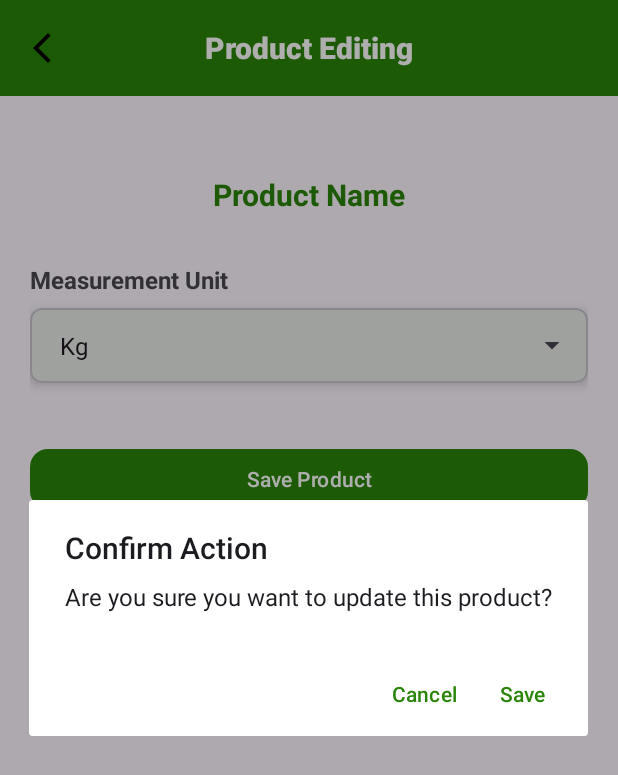
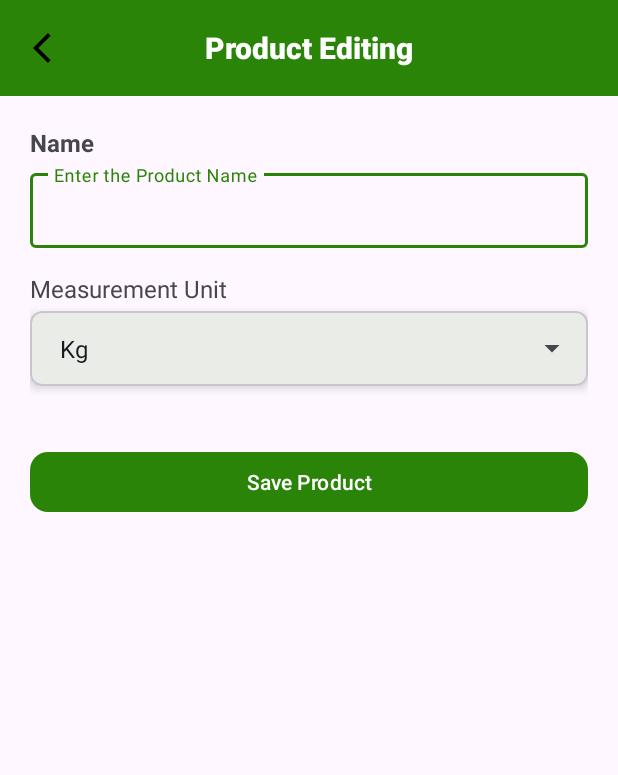
Before and after one commit to tharun13976/StockManagement, an Android app: the ProductEdit screen opened directly, with no data from a screen before it, after a tap on "Save Product", on a phone screen of 412 x 824 dp. Shown: the top 775 px of the screen. Run offline under Robolectric (Android 15) with nearby library versions, the phone set to English and light mode, and no system bars; our stand-ins replace Room's generated code.

Commit message:
Third Step

```diff
--- a/app/src/main/java/com/example/stockmanagement/MainActivity.kt
+++ b/app/src/main/java/com/example/stockmanagement/MainActivity.kt
@@ -115,6 +115,11 @@ class MainActivity : AppCompatActivity() {
                 showLanguageSelectionDialog()
                 true
             }
+            R.id.action_delete->{
+                val nextScreen = Intent(this, DeletePage::class.java)
+                startActivity(nextScreen)
+                true
+            }
             else -> super.onOptionsItemSelected(item)
         }
     }
--- a/app/src/main/java/com/example/stockmanagement/ManagementDao.kt
+++ b/app/src/main/java/com/example/stockmanagement/ManagementDao.kt
@@ -219,6 +219,13 @@ interface ManagementDao {
     @Update
     suspend fun updateSale(sale: Sale)
 
-    @Query("UPDATE Sale SET customerName = :newName WHERE customerName = :oldName")
+    @Query("UPDATE Sale SET customername = :newName WHERE customername = :oldName")
     suspend fun updateCustomerNameInSales(oldName: String, newName: String)
+
+    @Query("UPDATE Sale SET productname = :newName WHERE productname = :oldName")
+    suspend fun updateProductNameInSales(oldName: String, newName: String): Int
+
+    @Query("UPDATE Purchase SET productname = :newName WHERE productname = :oldName")
+    suspend fun updateProductNameInPurchases(oldName: String, newName: String): Int
+
 }
--- a/app/src/main/java/com/example/stockmanagement/customers/CustomerEdit.kt
+++ b/app/src/main/java/com/example/stockmanagement/customers/CustomerEdit.kt
@@ -84,8 +84,9 @@ class CustomerEdit : AppCompatActivity() {
                     dao.updateCustomer(it)
                     Log.d("UPDATE", "Customer updated: Customer Id ${it.cid}")
                     if(name.text.toString() != oldname){
-                        dao.updateCustomerNameInSales(oldname,name.text.toString())
+                        dao.updateCustomerNameInSales(oldname,name.text.trim().toString())
                     }
+                    Log.d("UPDATE", "Customer Updated: Customer Id ${it.cid}")
                     Toast.makeText(this@CustomerEdit, getString(R.string.customer_updated), Toast.LENGTH_LONG).show()
                     finish()
                 } ?: run {
--- a/app/src/main/java/com/example/stockmanagement/products/ProductEdit.kt
+++ b/app/src/main/java/com/example/stockmanagement/products/ProductEdit.kt
@@ -7,8 +7,8 @@ import android.view.View
 import android.widget.AdapterView
 import android.widget.ArrayAdapter
 import android.widget.Button
+import android.widget.EditText
 import android.widget.Spinner
-import android.widget.TextView
 import android.widget.Toast
 import androidx.activity.enableEdgeToEdge
 import androidx.appcompat.app.AppCompatActivity
@@ -30,29 +30,52 @@ class ProductEdit : AppCompatActivity() {
         super.onCreate(savedInstanceState)
         enableEdgeToEdge()
         setContentView(R.layout.activity_product_edit)
+
         ViewCompat.setOnApplyWindowInsetsListener(findViewById(R.id.main)) { v, insets ->
             val systemBars = insets.getInsets(WindowInsetsCompat.Type.systemBars())
             v.setPadding(systemBars.left, systemBars.top, systemBars.right, systemBars.bottom)
             insets
         }
+
         val toolbar = findViewById<Toolbar>(R.id.toolbar)
         setSupportActionBar(toolbar)
         supportActionBar?.setDisplayHomeAsUpEnabled(true)
         supportActionBar?.setHomeAsUpIndicator(R.drawable.back_icon)
 
-        val dao = ManagementDatabase.Companion.getInstance(this).managementDao
+        val dao = ManagementDatabase.getInstance(this).managementDao
         val productId = intent.getIntExtra("PRODUCT_ID", -1)
+        val measurementType = findViewById<Spinner>(R.id.Spi_ProductMeasurement)
+        val productName = findViewById<EditText>(R.id.ET_ProductName)
 
-        var measurementtype=findViewById<Spinner>(R.id.Spi_ProductMeasurement)
+        val measurementUnits = listOf("Kg", "Liter", "Bag", "Nos.")
+        val adapter = ArrayAdapter(this, android.R.layout.simple_spinner_item, measurementUnits)
+        adapter.setDropDownViewResource(android.R.layout.simple_spinner_dropdown_item)
+        measurementType.adapter = adapter
+
+        measurementType.onItemSelectedListener = object : AdapterView.OnItemSelectedListener {
+            override fun onItemSelected(
+                parent: AdapterView<*>,
+                view: View?,
+                position: Int,
+                id: Long
+            ) {
+                val selectedItem = parent.getItemAtPosition(position).toString()
+                Toast.makeText(this@ProductEdit, "Selected: $selectedItem", Toast.LENGTH_SHORT).show()
+            }
+
+            override fun onNothingSelected(parent: AdapterView<*>?) {}
+        }
+
+        var oldName = ""
         lifecycleScope.launch {
             product = dao.getProductById(id = productId)
             product?.let { product ->
-                findViewById<TextView>(R.id.TV_ProductName).text=product.productname.toString()
+                productName.setText(product.productname)
+                oldName = product.productname
                 val measurementValue = product.measurement
-                val adapter = measurementtype.adapter
                 for (i in 0 until adapter.count) {
-                    if (adapter.getItem(i).toString().equals(measurementValue, ignoreCase = true)) {
-                        measurementtype.setSelection(i)
+                    if (adapter.getItem(i).equals(measurementValue, ignoreCase = true)) {
+                        measurementType.setSelection(i)
                         break
                     }
                 }
@@ -61,29 +84,15 @@ class ProductEdit : AppCompatActivity() {
             }
         }
 
-        val measurementunits = listOf("Kg", "Liter", "Bag", "Nos.")
-        val adapter = ArrayAdapter(this,android.R.layout.simple_spinner_item, measurementunits)
-        adapter.setDropDownViewResource(android.R.layout.simple_spinner_dropdown_item)
-        measurementtype.adapter = adapter
-
-        measurementtype.onItemSelectedListener = object : AdapterView.OnItemSelectedListener {
-            override fun onItemSelected(
-                parent: AdapterView<*>,
-                p1: View,
-                position: Int,
-                id: Long
-            ) {
-                val selectedItem = parent.getItemAtPosition(position).toString()
-                Toast.makeText(this@ProductEdit, "Selected: $selectedItem", Toast.LENGTH_SHORT)
-                    .show()
-            }
-
-            override fun onNothingSelected(p0: AdapterView<*>?) {
-            }
-        }
         val dataFetcher = GetListOfData(this, this)
         findViewById<Button>(R.id.Btn_SaveProduct).setOnClickListener {
             lifecycleScope.launch {
+                val error = validateInputs(oldName, productName.text.toString().trim(), dataFetcher)
+                if (error != null) {
+                    Toast.makeText(this@ProductEdit, error, Toast.LENGTH_LONG).show()
+                    return@launch
+                }
+
                 val confirmed = dataFetcher.showConfirmationDialog(
                     context = this@ProductEdit,
                     message = "Are you sure you want to update this product?"
@@ -91,7 +100,14 @@ class ProductEdit : AppCompatActivity() {
                 if (!confirmed) return@launch
 
                 product?.let {
-                    it.measurement = measurementtype.selectedItem.toString()
+                    it.productname = productName.text.trim().toString()
+                    it.measurement = measurementType.selectedItem.toString()
+
+                    if (productName.text.toString() != oldName) {
+                        val updatedSales = dao.updateProductNameInSales(oldName, productName.text.toString().trim())
+                        val updatedPurchases = dao.updateProductNameInPurchases(oldName, productName.text.toString().trim())
+                        Log.d("UPDATE", "Updated $updatedSales sales and $updatedPurchases purchases")
+                    }
 
                     dao.updateProduct(it)
                     Log.d("UPDATE", "Product Updated: Product Id ${it.pid}")
@@ -103,6 +119,19 @@ class ProductEdit : AppCompatActivity() {
             }
         }
     }
+
+    suspend fun validateInputs(
+        oldName: String,
+        productName: String,
+        dataFetcher: GetListOfData
+    ): String? {
+        return when {
+            productName.isEmpty() -> getString(R.string.product_name_required)
+            !productName.equals(oldName)&& dataFetcher.doesProductExist(productName) -> getString(R.string.product_same_name_alert)
+            else -> null
+        }
+    }
+
     override fun onOptionsItemSelected(item: MenuItem): Boolean {
         return if (item.itemId == android.R.id.home) {
             ExitConfirmation().show(this) {
--- a/app/src/main/java/com/example/stockmanagement/products/ProductList.kt
+++ b/app/src/main/java/com/example/stockmanagement/products/ProductList.kt
@@ -203,6 +203,11 @@ class ProductList : AppCompatActivity() {
         }
     }
 
+    override fun onResume() {
+        super.onResume()
+        loadProductList()
+    }
+
     override fun onOptionsItemSelected(item: MenuItem): Boolean {
         return if (item.itemId == android.R.id.home) {
             finish()
--- a/app/src/main/java/com/example/stockmanagement/products/ProductView.kt
+++ b/app/src/main/java/com/example/stockmanagement/products/ProductView.kt
@@ -76,6 +76,7 @@ class ProductView : AppCompatActivity() {
             val dao = ManagementDatabase.getInstance(this@ProductView).managementDao
             val product = dao.getProductById(productId)
             product?.let {
+                findViewById<TextView>(R.id.TV_ProductName).text = it.productname.toString()
                 findViewById<TextView>(R.id.TV_ProductMeasureunit).text = it.measurement.toString()
             }
         }
--- a/app/src/main/res/layout/activity_customer_create.xml
+++ b/app/src/main/res/layout/activity_customer_create.xml
@@ -1,5 +1,6 @@
 <?xml version="1.0" encoding="utf-8"?>
-<LinearLayout xmlns:android="http://schemas.android.com/apk/res/android"
+<LinearLayout
+    xmlns:android="http://schemas.android.com/apk/res/android"
     xmlns:app="http://schemas.android.com/apk/res-auto"
     xmlns:tools="http://schemas.android.com/tools"
     android:id="@+id/main"
--- a/app/src/main/res/layout/activity_product_edit.xml
+++ b/app/src/main/res/layout/activity_product_edit.xml
@@ -9,6 +9,7 @@
     android:orientation="vertical"
     android:padding="16dp"
     tools:context=".products.ProductEdit">
+
     <com.google.android.material.appbar.MaterialToolbar
         android:id="@+id/toolbar"
         android:layout_width="match_parent"
@@ -24,17 +25,31 @@
         android:layout_height="wrap_content"
         android:padding="20dp"
         android:orientation="vertical">
+
+        <!-- Name -->
         <TextView
-            android:id="@+id/TV_ProductName"
+            android:layout_width="wrap_content"
+            android:layout_height="wrap_content"
+            android:text="@string/name"
+            android:textSize="16sp"
+            android:textStyle="bold"
+            android:layout_marginBottom="4dp" />
+
+        <com.google.android.material.textfield.TextInputLayout
             android:layout_width="match_parent"
             android:layout_height="wrap_content"
-            android:text="@string/sample_product_name"
-            android:textSize="20sp"
-            android:textStyle="bold"
-            android:textColor="@color/green"
-            android:gravity="center"
-            android:layout_marginTop="32dp"
-            android:layout_marginBottom="32dp" />
+            style="@style/Widget.MaterialComponents.TextInputLayout.OutlinedBox">
+
+            <com.google.android.material.textfield.TextInputEditText
+                android:id="@+id/ET_ProductName"
+                android:layout_width="match_parent"
+                android:layout_height="50dp"
+                android:hint="@string/product_name_hint"
+                android:inputType="textCapWords"
+                android:imeOptions="actionNext"
+                android:maxLength="60"
+                tools:ignore="VisualLintTextFieldSize" />
+        </com.google.android.material.textfield.TextInputLayout>
 
         <!-- Measurement Unit Label -->
         <TextView
@@ -42,8 +57,9 @@
             android:layout_height="wrap_content"
             android:text="@string/product_measurement_unit"
             android:textSize="16sp"
-            android:textStyle="bold"
-            android:layout_marginBottom="8dp" />
+            android:layout_marginTop="16dp"
+            android:layout_marginBottom="4dp" />
+
         <com.google.android.material.card.MaterialCardView
             android:layout_width="match_parent"
             android:layout_height="wrap_content"
--- a/app/src/main/res/menu/toolbar_menu.xml
+++ b/app/src/main/res/menu/toolbar_menu.xml
@@ -26,6 +26,12 @@
                 android:icon="@drawable/language_icon"
                 app:showAsAction="ifRoom" />
 
+            <item
+                android:id="@+id/action_delete"
+                android:title="@string/delete_record"
+                android:icon="@drawable/delete_icon"
+                app:showAsAction="ifRoom" />
+
         </menu>
     </item>
 </menu>
```
Also changed, not shown: app/src/main/AndroidManifest.xml (+18 -8 lines), app/src/main/res/values/strings.xml (+15 -2 lines), 1 other file.
